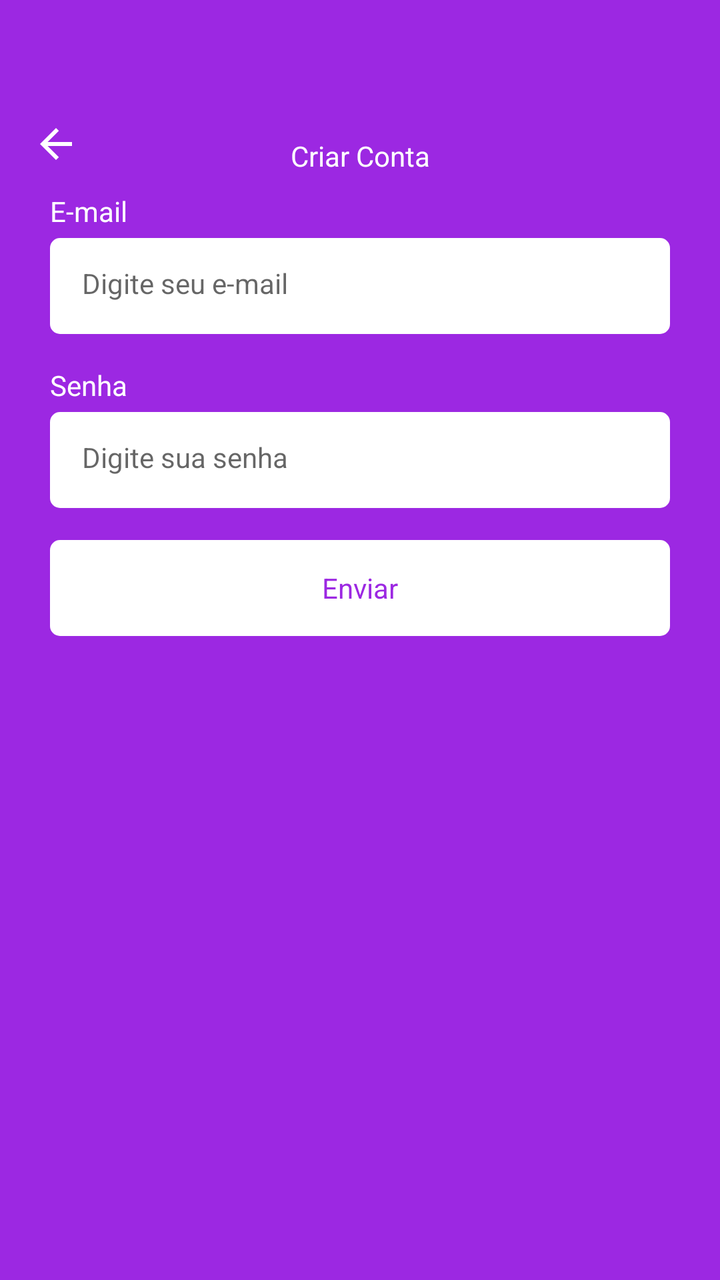
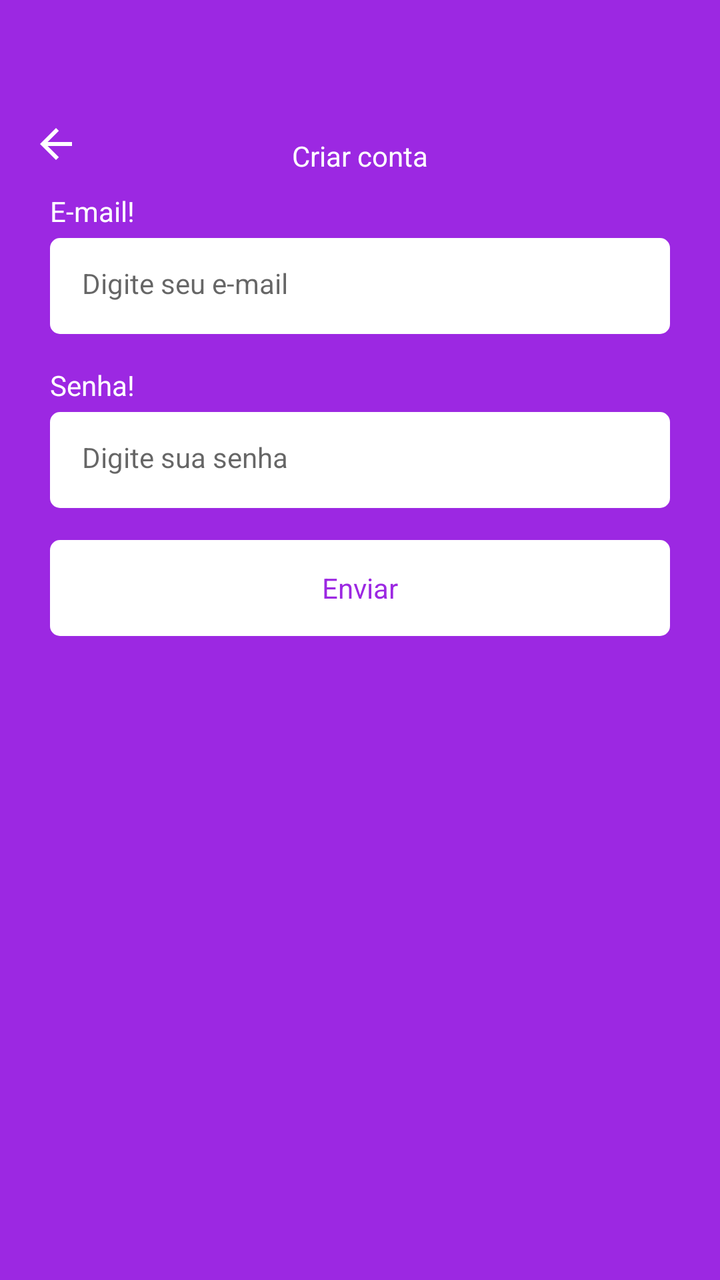

An Android layout rendered at two revisions. The XML below is the earlier revision; the diff shows what the commit changed to produce the second picture.
<!-- AndroidManifest.xml: application theme Theme.Task -->
<!-- res/layout/fragment_register.xml -->
<?xml version="1.0" encoding="utf-8"?>
<ScrollView
    xmlns:android="http://schemas.android.com/apk/res/android"
    xmlns:tools="http://schemas.android.com/tools"
    android:layout_width="match_parent"
    android:layout_height="match_parent"
    xmlns:app="http://schemas.android.com/apk/res-auto"
    tools:context=".ui.auth.RegisterFragment"
    android:fillViewport="true">

    <LinearLayout
        android:layout_width="match_parent"
        android:layout_height="wrap_content"
        android:orientation="vertical"
        android:id="@+id/linearLayout1">

        <com.google.android.material.appbar.MaterialToolbar
            android:id="@+id/toolbar"
            android:layout_width="match_parent"
            android:layout_height="wrap_content"
            app:navigationIcon="@drawable/ic_back"
            android:paddingTop="40dp">

            <TextView
                android:layout_width="wrap_content"
                android:layout_height="wrap_content"
                android:text="Criar Conta"
                android:textColor="@color/white"
                android:layout_gravity="center_horizontal"
                android:paddingTop="20dp"/>

        </com.google.android.material.appbar.MaterialToolbar>

        <LinearLayout
            android:id="@+id/linearLayout2"
            android:layout_width="match_parent"
            android:layout_height="wrap_content"
            android:orientation="vertical"
            android:layout_marginHorizontal="25dp">

            <TextView
                android:layout_width="wrap_content"
                android:layout_height="wrap_content"
                android:text="E-mail"
                android:textColor="@color/white"/>

            <EditText
                android:id="@+id/campoEmail"
                android:layout_width="match_parent"
                android:layout_height="48dp"
                android:hint="Digite seu e-mail"
                android:inputType="textEmailAddress"
                android:layout_marginTop="4dp"
                style="@style/EditTextTheme"/>

            <TextView
                android:layout_width="wrap_content"
                android:layout_height="wrap_content"
                android:text="Senha"
                android:textColor="@color/white"
                android:layout_marginTop="16dp"/>

            <EditText
                android:id="@+id/campoSenha"
                android:layout_width="match_parent"
                android:layout_height="48dp"
                android:inputType="textPassword"
                android:hint="Digite sua senha"
                android:layout_marginTop="4dp"
                style="@style/EditTextTheme"/>

            <com.google.android.material.button.MaterialButton
                android:id="@+id/btnEnviar"
                android:layout_width="match_parent"
                android:layout_height="wrap_content"
                android:text="Enviar"
                style="@style/ButtonTheme"
                android:layout_marginTop="16dp" />

            <LinearLayout
                android:layout_width="match_parent"
                android:layout_height="wrap_content"
                android:orientation="horizontal"
                android:layout_marginTop="4dp">
            </LinearLayout>

            <ProgressBar
                android:id="@+id/progressBar"
                android:layout_marginTop="8dp"
                android:layout_width="wrap_content"
                android:layout_height="wrap_content"
                android:indeterminateTint="@color/white"
                android:layout_gravity="center"
                android:visibility="invisible"
                tools:visibility="visible"/>

        </LinearLayout>

    </LinearLayout>
</ScrollView>
<!-- resources referenced by this layout -->
<resources>
  <color name="white">#FFFFFFFF</color>
  <!-- drawable ic_back (drawable) -->
  <vector xmlns:android="http://schemas.android.com/apk/res/android" android:autoMirrored="true" android:height="24dp" android:tint="#FFFFFF" android:viewportHeight="960" android:viewportWidth="960" android:width="24dp">
        
      <path android:fillColor="@android:color/white" android:pathData="M313,520L537,744L480,800L160,480L480,160L537,216L313,440L800,440L800,520L313,520Z"/>
      
  </vector>
  <style name="ButtonTheme" parent="Theme.MaterialComponents.DayNight.NoActionBar">
          <item name="android:background">@drawable/bg_btn</item>
          <item name="android:textAllCaps">false</item>
          <item name="android:textColor">@color/color_default</item>
          <item name="backgroundTint">@null</item>
      </style>
  <style name="EditTextTheme" parent="Theme.MaterialComponents.DayNight.NoActionBar">
          <item name="android:background">@drawable/bg_edit_text</item>
          <item name="android:padding">16dp</item>
          <item name="android:textSize">14sp</item>
      </style>
  <style name="Theme.Task" parent="Base.Theme.Task" />
  <!-- drawable bg_btn (drawable) -->
  <?xml version="1.0" encoding="utf-8"?>
  <shape xmlns:android="http://schemas.android.com/apk/res/android"
      android:shape="rectangle">
  
      <solid android:color="@color/white"/>
      <corners android:radius="5dp"/>
  
  </shape>
  <color name="color_default">#9C28E2</color>
  <!-- drawable bg_edit_text (drawable) -->
  <?xml version="1.0" encoding="utf-8"?>
  <shape xmlns:android="http://schemas.android.com/apk/res/android"
      android:shape="rectangle">
  
      <solid android:color="@color/white"/>
      <corners android:radius="5dp"/>
  
  </shape>
  <style name="Base.Theme.Task" parent="Theme.Material3.DayNight.NoActionBar">
          <item name="colorPrimary">@color/color_default</item>
          <item name="colorPrimaryVariant">@color/color_default</item>
          <item name="android:windowBackground">@color/color_default</item>
      </style>
</resources>

<!-- the commit's change to res/layout/fragment_register.xml (unified diff, before → after) -->
@@ -24,7 +24,7 @@
             <TextView
                 android:layout_width="wrap_content"
                 android:layout_height="wrap_content"
-                android:text="Criar Conta"
+                android:text="@string/text_title_toolbar_register_fragment"
                 android:textColor="@color/white"
                 android:layout_gravity="center_horizontal"
                 android:paddingTop="20dp"/>
@@ -41,14 +41,14 @@
             <TextView
                 android:layout_width="wrap_content"
                 android:layout_height="wrap_content"
-                android:text="E-mail"
+                android:text="@string/emali_text"
                 android:textColor="@color/white"/>
 
             <EditText
                 android:id="@+id/campoEmail"
                 android:layout_width="match_parent"
                 android:layout_height="48dp"
-                android:hint="Digite seu e-mail"
+                android:hint="@string/hint_edit_email"
                 android:inputType="textEmailAddress"
                 android:layout_marginTop="4dp"
                 style="@style/EditTextTheme"/>
@@ -56,7 +56,7 @@
             <TextView
                 android:layout_width="wrap_content"
                 android:layout_height="wrap_content"
-                android:text="Senha"
+                android:text="@string/password_text"
                 android:textColor="@color/white"
                 android:layout_marginTop="16dp"/>
 
@@ -65,7 +65,7 @@
                 android:layout_width="match_parent"
                 android:layout_height="48dp"
                 android:inputType="textPassword"
-                android:hint="Digite sua senha"
+                android:hint="@string/hint_edit_password"
                 android:layout_marginTop="4dp"
                 style="@style/EditTextTheme"/>
 
@@ -73,7 +73,7 @@
                 android:id="@+id/btnEnviar"
                 android:layout_width="match_parent"
                 android:layout_height="wrap_content"
-                android:text="Enviar"
+                android:text="@string/text_button_register_fragment"
                 style="@style/ButtonTheme"
                 android:layout_marginTop="16dp" />
 
<!-- resource entries referenced after the edit -->
@@ -7,6 +7,12 @@
       <path android:fillColor="@android:color/white" android:pathData="M313,520L537,744L480,800L160,480L480,160L537,216L313,440L800,440L800,520L313,520Z"/>
       
   </vector>
+  <string name="emali_text">E-mail!</string>
+  <string name="hint_edit_email">Digite seu e-mail</string>
+  <string name="hint_edit_password">Digite sua senha</string>
+  <string name="password_text">Senha!</string>
+  <string name="text_button_register_fragment">Enviar</string>
+  <string name="text_title_toolbar_register_fragment">Criar conta</string>
   <style name="ButtonTheme" parent="Theme.MaterialComponents.DayNight.NoActionBar">
           <item name="android:background">@drawable/bg_btn</item>
           <item name="android:textAllCaps">false</item>
